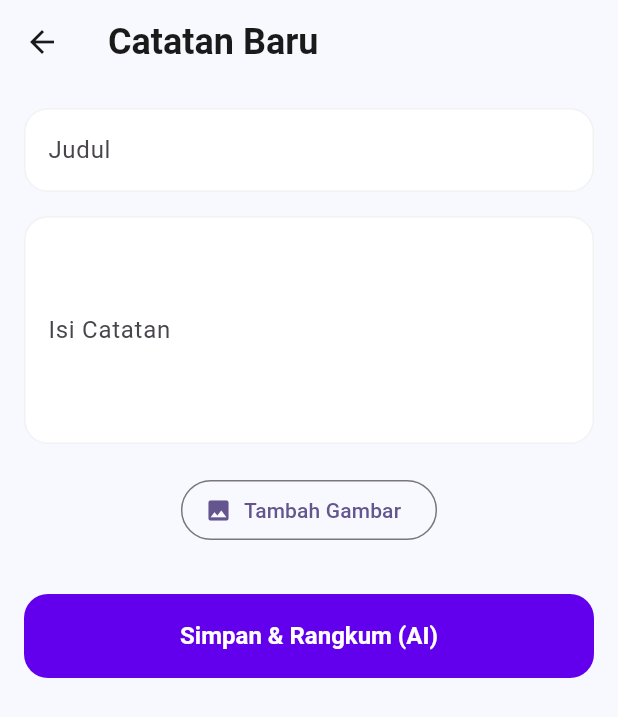
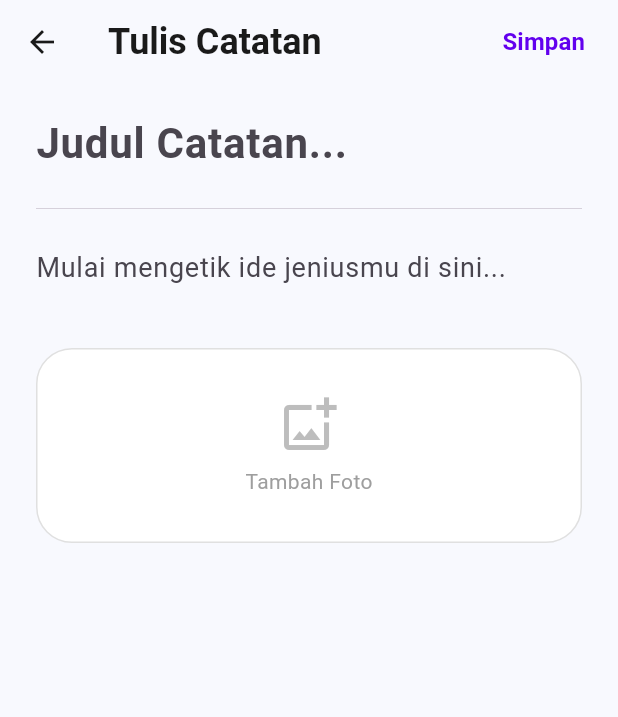
Before and after one commit to mdhrarrf/BrainVault, a Flutter app: the AddNoteView screen opened directly with empty values, on a phone screen of 412 x 824 dp. Shown: the top 717 px of the screen. Run offline on Flutter 3.47's test engine with Material 3 defaults, Android fonts, the phone set to English and light mode, and no system bars; our stand-ins replace image_picker, supabase_flutter; accounts and stored records are empty; Roboto replaces fonts that are missing (Poppins).

Commit message:
memperbagus note view

```diff
--- a/lib/ui/views/add_note_view.dart
+++ b/lib/ui/views/add_note_view.dart
@@ -3,6 +3,7 @@ import 'package:flutter/foundation.dart';
 import 'package:flutter/material.dart';
 import 'package:image_picker/image_picker.dart';
 import 'package:provider/provider.dart';
+import '../../core/theme/app_colors.dart';
 import '../viewmodels/note_viewmodel.dart';
 
 class AddNoteView extends StatefulWidget {
@@ -18,10 +19,12 @@ class _AddNoteViewState extends State<AddNoteView> {
   final _content = TextEditingController();
   File? _selectedImage;
 
-  // Fungsi pilih gambar dari galeri
   Future<void> _pickImage() async {
     final picker = ImagePicker();
-    final pickedFile = await picker.pickImage(source: ImageSource.gallery);
+    final pickedFile = await picker.pickImage(
+      source: ImageSource.gallery,
+      imageQuality: 80,
+    );
     if (pickedFile != null) {
       setState(() => _selectedImage = File(pickedFile.path));
     }
@@ -32,73 +35,199 @@ class _AddNoteViewState extends State<AddNoteView> {
     final noteVM = context.watch<NoteViewModel>();
 
     return Scaffold(
-      appBar: AppBar(title: const Text("Catatan Baru")),
+      backgroundColor: AppColors.background,
+      appBar: AppBar(
+        title: const Text("Tulis Catatan"),
+        backgroundColor: AppColors.background,
+        actions: [
+          // Tombol simpan di pojok kanan atas (Gaya iOS/Modern)
+          if (!noteVM.isLoading)
+            Padding(
+              padding: const EdgeInsets.only(right: 10),
+              child: TextButton(
+                onPressed: _handleSave,
+                child: const Text(
+                  "Simpan",
+                  style: TextStyle(
+                    fontWeight: FontWeight.bold,
+                    fontSize: 16,
+                    color: AppColors.primary,
+                  ),
+                ),
+              ),
+            ),
+        ],
+      ),
       body: noteVM.isLoading
-          ? const Center(
+          ? _buildLoadingState()
+          : SingleChildScrollView(
+              padding: const EdgeInsets.symmetric(horizontal: 24),
               child: Column(
-                mainAxisAlignment: MainAxisAlignment.center,
+                crossAxisAlignment: CrossAxisAlignment.start,
                 children: [
-                  CircularProgressIndicator(),
-                  SizedBox(height: 10),
-                  Text("Gemini sedang berpikir... 🧠"),
-                ],
-              ),
-            )
-          : SingleChildScrollView(
-              padding: const EdgeInsets.all(16),
-              child: Column(
-                children: [
+                  const SizedBox(height: 10),
+
+                  // 1. Input Judul (Tanpa Border Biar Kayak Editor Beneran)
                   TextField(
                     controller: _title,
-                    decoration: const InputDecoration(labelText: "Judul"),
+                    style: const TextStyle(
+                      fontSize: 28,
+                      fontWeight: FontWeight.bold,
+                    ),
+                    decoration: const InputDecoration(
+                      hintText: "Judul Catatan...",
+                      border: InputBorder.none,
+                      enabledBorder: InputBorder.none,
+                      focusedBorder: InputBorder.none,
+                      filled: false,
+                    ),
                   ),
-                  const SizedBox(height: 16),
+
+                  const Divider(height: 30, thickness: 0.5),
+
+                  // 2. Input Konten
                   TextField(
                     controller: _content,
-                    decoration: const InputDecoration(labelText: "Isi Catatan"),
-                    maxLines: 5,
-                  ),
-                  const SizedBox(height: 20),
-
-                  // Preview Gambar
-                  _selectedImage != null
-                      ? (kIsWeb
-                            ? Image.network(
-                                _selectedImage!.path,
-                                height: 200,
-                              ) // Jika di Web pakai Network (Blob URL)
-                            : Image.file(
-                                _selectedImage!,
-                                height: 200,
-                              )) // Jika di HP pakai File
-                      : OutlinedButton.icon(
-                          onPressed: _pickImage,
-                          icon: const Icon(Icons.image),
-                          label: const Text("Tambah Gambar"),
-                        ),
-
-                  const SizedBox(height: 32),
-                  SizedBox(
-                    width: double.infinity,
-                    child: ElevatedButton(
-                      onPressed: () async {
-                        if (_title.text.isEmpty || _content.text.isEmpty) return;
-
-                        await noteVM.addNote(
-                          folderId: widget.folderId,
-                          title: _title.text,
-                          content: _content.text,
-                          imageFile: _selectedImage, // <--- PASTIKAN INI ADA & TIDAK TYPO
-                        );
-
-                        if (mounted) Navigator.pop(context);
-                      },
-                      child: const Text("Simpan & Rangkum (AI)"),
+                    maxLines: null, // Auto expand
+                    style: const TextStyle(fontSize: 18, height: 1.6),
+                    decoration: const InputDecoration(
+                      hintText: "Mulai mengetik ide jeniusmu di sini...",
+                      border: InputBorder.none,
+                      enabledBorder: InputBorder.none,
+                      focusedBorder: InputBorder.none,
+                      filled: false,
                     ),
                   ),
+
+                  const SizedBox(height: 30),
+
+                  // 3. Media Picker Section
+                  _buildImagePicker(),
+
+                  const SizedBox(height: 100), // Spasi buat scroll
                 ],
               ),
             ),
     );
   }
+
+  // Fungsi Logic Simpan
+  void _handleSave() async {
+    if (_title.text.isEmpty || _content.text.isEmpty) {
+      ScaffoldMessenger.of(context).showSnackBar(
+        const SnackBar(content: Text("Judul dan isi tidak boleh kosong!")),
+      );
+      return;
+    }
+
+    final noteVM = context.read<NoteViewModel>();
+    await noteVM.addNote(
+      folderId: widget.folderId,
+      title: _title.text,
+      content: _content.text,
+      imageFile: _selectedImage,
+    );
+
+    if (mounted) Navigator.pop(context);
+  }
+
+  // Widget Loading yang Elegan
+  Widget _buildLoadingState() {
+    return Center(
+      child: Column(
+        mainAxisAlignment: MainAxisAlignment.center,
+        children: [
+          const CircularProgressIndicator(color: AppColors.primary),
+          const SizedBox(height: 20),
+          const Text(
+            "Gemini sedang merangkum...",
+            style: TextStyle(fontSize: 16, fontWeight: FontWeight.w500),
+          ),
+          Text(
+            "Mohon tunggu sebentar",
+            style: TextStyle(color: Colors.grey[500], fontSize: 14),
+          ),
+        ],
+      ),
+    );
+  }
+
+  // Widget Image Picker yang Rapi
+  Widget _buildImagePicker() {
+    return Column(
+      crossAxisAlignment: CrossAxisAlignment.start,
+      children: [
+        if (_selectedImage != null)
+          Stack(
+            children: [
+              ClipRRect(
+                borderRadius: BorderRadius.circular(24),
+                child: kIsWeb
+                    ? Image.network(
+                        _selectedImage!.path,
+                        height: 250,
+                        width: double.infinity,
+                        fit: BoxFit.cover,
+                      )
+                    : Image.file(
+                        _selectedImage!,
+                        height: 250,
+                        width: double.infinity,
+                        fit: BoxFit.cover,
+                      ),
+              ),
+              Positioned(
+                top: 10,
+                right: 10,
+                child: GestureDetector(
+                  onTap: () => setState(() => _selectedImage = null),
+                  child: Container(
+                    padding: const EdgeInsets.all(8),
+                    decoration: const BoxDecoration(
+                      color: Colors.black54,
+                      shape: BoxShape.circle,
+                    ),
+                    child: const Icon(
+                      Icons.close,
+                      color: Colors.white,
+                      size: 20,
+                    ),
+                  ),
+                ),
+              ),
+            ],
+          )
+        else
+          GestureDetector(
+            onTap: _pickImage,
+            child: Container(
+              width: double.infinity,
+              padding: const EdgeInsets.symmetric(vertical: 30),
+              decoration: BoxDecoration(
+                color: Colors.white,
+                borderRadius: BorderRadius.circular(24),
+                border: Border.all(
+                  color: Colors.grey[300]!,
+                  style: BorderStyle.solid,
+                ),
+              ),
+              child: Column(
+                children: [
+                  Icon(
+                    Icons.add_photo_alternate_outlined,
+                    size: 40,
+                    color: Colors.grey[400],
+                  ),
+                  const SizedBox(height: 8),
+                  Text(
+                    "Tambah Foto",
+                    style: TextStyle(color: Colors.grey[500]),
+                  ),
+                ],
+              ),
+            ),
+          ),
+      ],
+    );
+  }
 }
```
